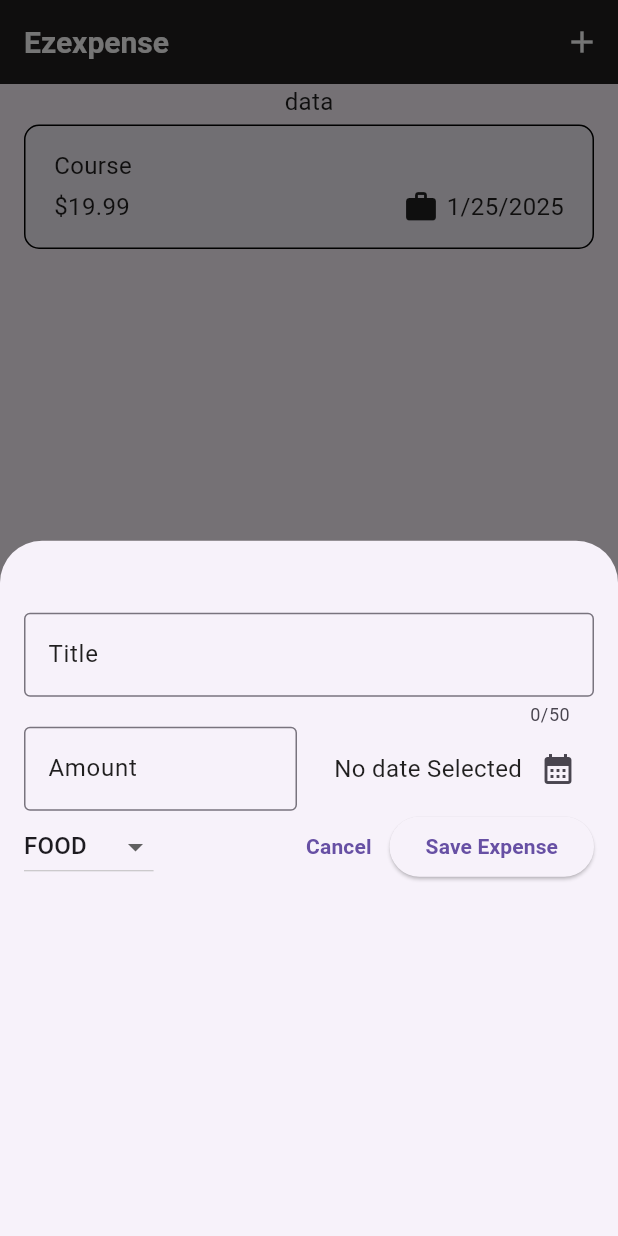
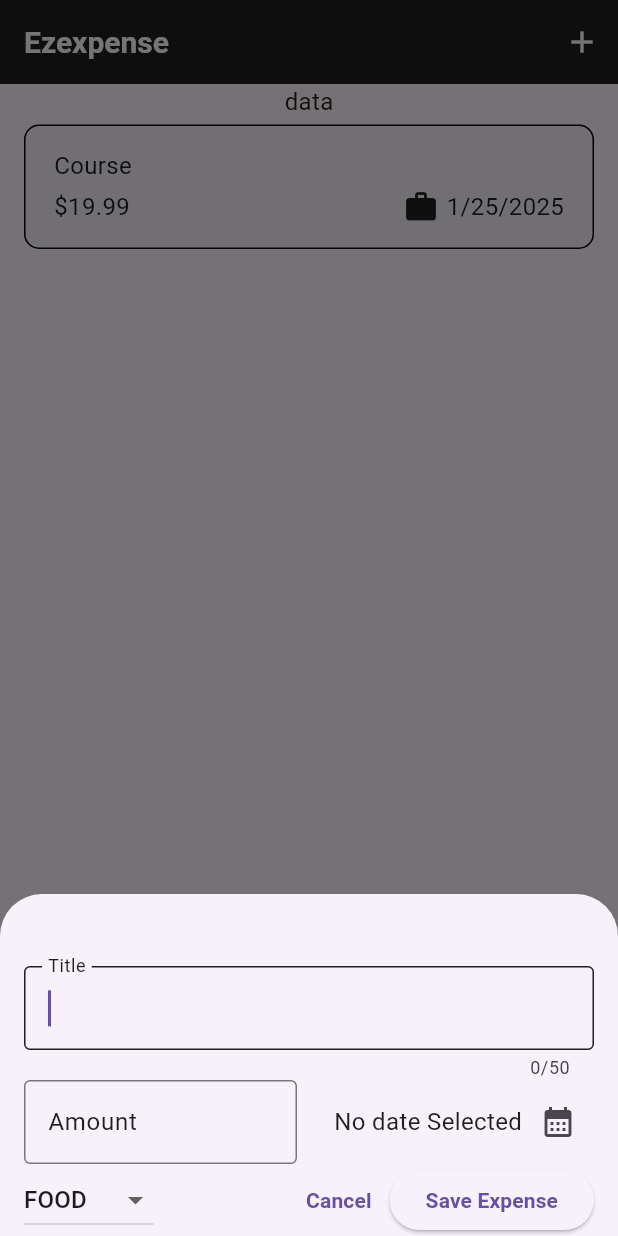
Before and after one commit to ptuxnet/Ezexpenses, a Flutter app: the screen it shows after launch, after a tap on the "add" icon, on a phone screen of 412 x 824 dp. Run offline on Flutter 3.47's test engine with Material 3 defaults, Android fonts, the phone set to English and light mode, and no system bars.

```diff
--- a/lib/widget/new_expense.dart
+++ b/lib/widget/new_expense.dart
@@ -83,20 +83,17 @@ class _NewExpenseState extends State<NewExpense> {
     });
   }
 
-  // var _enteredTitle = '';
-
-  // void _saveTitleInput(String inputValue) {
-  //   _enteredTitle = inputValue;
-  // }
-
   @override
   Widget build(BuildContext context) {
     return Padding(
-      padding: const EdgeInsets.fromLTRB(16, 48, 16, 16),
+      padding: const EdgeInsets.fromLTRB(16, 48, 16, 16)
+          .copyWith(bottom: MediaQuery.of(context).viewInsets.bottom),
       child: Column(
+        mainAxisSize: MainAxisSize.min,
         children: [
           TextField(
             // onChanged: _saveTitleInput,
+            autofocus: true,
             controller: _titleController,
             maxLength: 50,
             decoration: const InputDecoration(
@@ -107,10 +104,8 @@ class _NewExpenseState extends State<NewExpense> {
             children: [
               Expanded(
                 child: TextField(
-                  // onChanged: _saveTitleInput,
                   controller: _amountController,
                   keyboardType: TextInputType.number,
-
                   decoration: const InputDecoration(
                     prefixText: '\$',
                     label: Text('Amount'),
```
Also changed, not shown: 1 other file.
